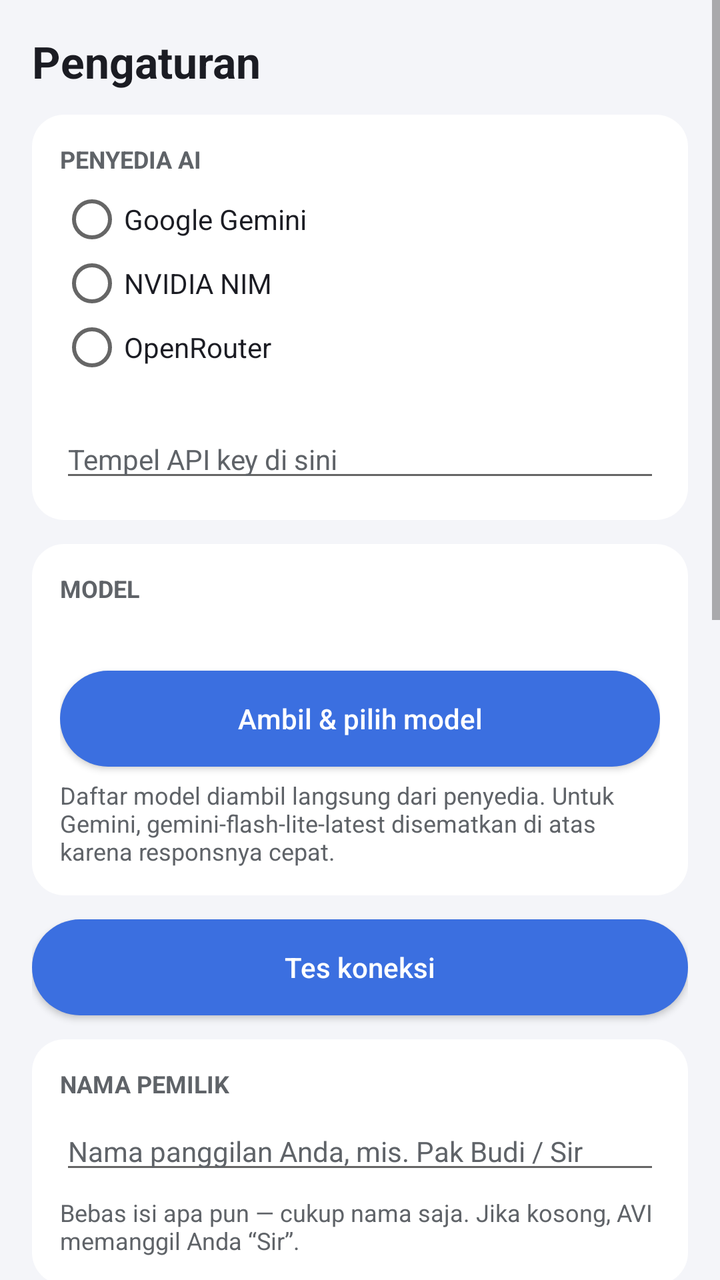
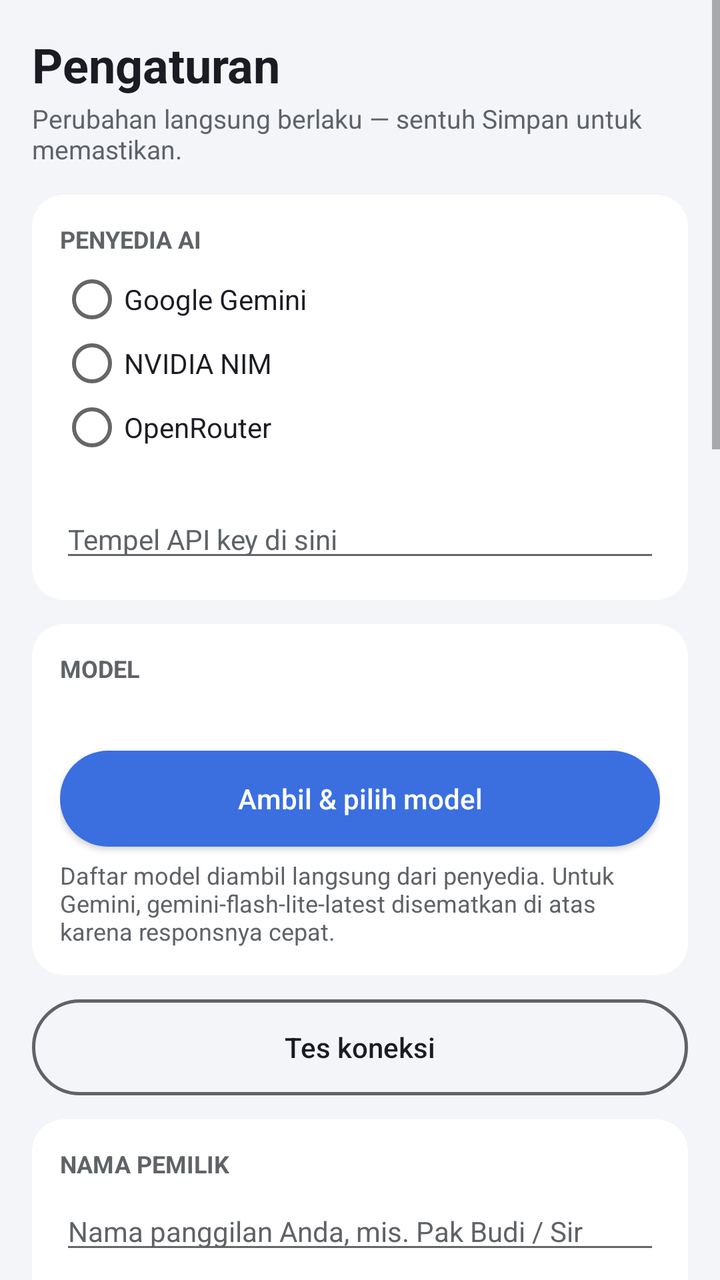

An Android layout rendered at two revisions. The XML below is the earlier revision; the diff shows what the commit changed to produce the second picture.
<!-- AndroidManifest.xml: application theme TemaAVI -->
<!-- res/layout/activity_settings.xml -->
<?xml version="1.0" encoding="utf-8"?>
<ScrollView xmlns:android="http://schemas.android.com/apk/res/android"
    android:layout_width="match_parent" android:layout_height="match_parent"
    android:background="@color/avi_bg"
    android:fillViewport="true">

    <LinearLayout
        android:layout_width="match_parent" android:layout_height="wrap_content"
        android:orientation="vertical"
        android:padding="16dp">

        <TextView
            android:layout_width="wrap_content" android:layout_height="wrap_content"
            android:text="Pengaturan" android:textColor="@color/avi_teks"
            android:textSize="22sp" android:textStyle="bold"
            android:paddingBottom="12dp"/>

        
        <LinearLayout style="@style/KartuSetting">
            <TextView style="@style/JudulKartu" android:text="Penyedia AI"/>
            <RadioGroup
                android:id="@+id/rgPenyedia"
                android:layout_width="match_parent" android:layout_height="wrap_content">
                <RadioButton android:id="@+id/rbGemini" style="@style/PilihanSetting" android:text="Google Gemini"/>
                <RadioButton android:id="@+id/rbNvidia" style="@style/PilihanSetting" android:text="NVIDIA NIM"/>
                <RadioButton android:id="@+id/rbOpenrouter" style="@style/PilihanSetting" android:text="OpenRouter"/>
            </RadioGroup>
            <TextView
                android:id="@+id/tvPetunjukKey"
                android:layout_width="match_parent" android:layout_height="wrap_content"
                android:textColor="@color/avi_teks_samping" android:textSize="12sp"
                android:paddingTop="6dp"/>
            <EditText
                android:id="@+id/etKey"
                android:layout_width="match_parent" android:layout_height="wrap_content"
                android:hint="Tempel API key di sini"
                android:textColor="@color/avi_teks"
                android:textColorHint="@color/avi_teks_samping"
                android:textSize="14sp"
                android:inputType="text"
                android:maxLines="3"
                android:paddingTop="8dp"/>
        </LinearLayout>

        
        <LinearLayout style="@style/KartuSetting">
            <TextView style="@style/JudulKartu" android:text="Model"/>
            <TextView
                android:id="@+id/tvModel"
                android:layout_width="match_parent" android:layout_height="wrap_content"
                android:textColor="@color/avi_teks" android:textSize="14sp"/>
            <Button
                android:id="@+id/bModel"
                android:layout_width="match_parent" android:layout_height="wrap_content"
                android:layout_marginTop="8dp"
                android:text="Ambil &amp; pilih model"
                android:textAllCaps="false"
                android:background="@drawable/btn_primary"
                android:textColor="#FFFFFF"/>
            <TextView
                android:layout_width="match_parent" android:layout_height="wrap_content"
                android:textColor="@color/avi_teks_samping" android:textSize="12sp"
                android:paddingTop="6dp"
                android:text="Daftar model diambil langsung dari penyedia. Untuk Gemini, gemini-flash-lite-latest disematkan di atas karena responsnya cepat."/>
        </LinearLayout>

        <Button
            android:id="@+id/bTes"
            android:layout_width="match_parent" android:layout_height="wrap_content"
            android:text="Tes koneksi"
            android:textAllCaps="false"
            android:background="@drawable/btn_primary"
            android:textColor="#FFFFFF"
            android:layout_marginBottom="12dp"/>

        
        <LinearLayout style="@style/KartuSetting">
            <TextView style="@style/JudulKartu" android:text="Nama pemilik"/>
            <EditText
                android:id="@+id/etNamaPemilik"
                android:layout_width="match_parent" android:layout_height="wrap_content"
                android:hint="@string/hint_nama_pemilik"
                android:textColor="@color/avi_teks"
                android:textColorHint="@color/avi_teks_samping"
                android:textSize="14sp"
                android:inputType="textPersonName|textCapWords"
                android:maxLines="1"/>
            <TextView
                android:layout_width="match_parent" android:layout_height="wrap_content"
                android:textColor="@color/avi_teks_samping" android:textSize="12sp"
                android:paddingTop="6dp"
                android:text="Bebas isi apa pun — cukup nama saja. Jika kosong, AVI memanggil Anda \u201CSir\u201D."/>
        </LinearLayout>

        
        <LinearLayout style="@style/KartuSetting">
            <TextView style="@style/JudulKartu" android:text="Tampilan"/>
            <RadioGroup
                android:id="@+id/rgTema"
                android:layout_width="match_parent" android:layout_height="wrap_content"
                android:orientation="horizontal">
                <RadioButton android:id="@+id/rbCerah" style="@style/PilihanSetting"
                    android:layout_weight="1" android:text="Cerah"/>
                <RadioButton android:id="@+id/rbGelap" style="@style/PilihanSetting"
                    android:layout_weight="1" android:text="Gelap"/>
            </RadioGroup>
            <TextView style="@style/JudulKartu" android:paddingTop="10dp" android:text="Warna aksen"/>
            <RadioGroup
                android:id="@+id/rgAksen"
                android:layout_width="match_parent" android:layout_height="wrap_content"
                android:orientation="horizontal">
                <RadioButton android:id="@+id/rbABiru" style="@style/PilihanSetting"
                    android:layout_weight="1" android:text="Biru"/>
                <RadioButton android:id="@+id/rbAHijau" style="@style/PilihanSetting"
                    android:layout_weight="1" android:text="Hijau"/>
                <RadioButton android:id="@+id/rbAUngu" style="@style/PilihanSetting"
                    android:layout_weight="1" android:text="Ungu"/>
                <RadioButton android:id="@+id/rbAOranye" style="@style/PilihanSetting"
                    android:layout_weight="1" android:text="Oranye"/>
            </RadioGroup>
        </LinearLayout>

        
        <LinearLayout style="@style/KartuSetting">
            <TextView style="@style/JudulKartu" android:text="Suara"/>
            <Switch
                android:id="@+id/swTts"
                android:layout_width="match_parent" android:layout_height="wrap_content"
                android:text="Bacakan balasan AVI (TTS)"
                android:textColor="@color/avi_teks" android:textSize="14sp"
                android:paddingBottom="6dp"/>
            <TextView
                android:id="@+id/tvRate"
                android:layout_width="match_parent" android:layout_height="wrap_content"
                android:textColor="@color/avi_teks_samping" android:textSize="12sp"/>
            <SeekBar
                android:id="@+id/sbRate"
                android:layout_width="match_parent" android:layout_height="wrap_content"
                android:max="100"/>
        </LinearLayout>

        
        <LinearLayout style="@style/KartuSetting">
            <TextView style="@style/JudulKartu" android:text="Asisten perangkat"/>
            <TextView
                android:id="@+id/tvAsistenStatus"
                android:layout_width="match_parent" android:layout_height="wrap_content"
                android:textColor="@color/avi_teks" android:textSize="14sp"
                android:paddingBottom="8dp"/>
            <Button
                android:id="@+id/bAsisten"
                android:layout_width="match_parent" android:layout_height="wrap_content"
                android:text="Jadikan AVI asisten perangkat"
                android:textAllCaps="false"
                android:background="@drawable/btn_primary"
                android:textColor="#FFFFFF"/>
            <TextView
                android:layout_width="match_parent" android:layout_height="wrap_content"
                android:textColor="@color/avi_teks_samping" android:textSize="12sp"
                android:paddingTop="6dp"
                android:text="Setelah AVI terpilih, tahan tombol home di layar mana pun (navigasi gestur: sapu dari sudut kiri/kanan bawah) — kartu obrolan transparan AVI muncul di atas aplikasi, seperti Google Assistant. Pemicu dipegang sistem Android: tidak ada layanan latar, baterai tetap aman."/>
        </LinearLayout>

        <Button
            android:id="@+id/bBersihkan"
            android:layout_width="match_parent" android:layout_height="wrap_content"
            android:text="Bersihkan riwayat chat"
            android:textAllCaps="false"
            android:layout_marginBottom="12dp"/>

        <TextView
            android:layout_width="match_parent" android:layout_height="wrap_content"
            android:text="@string/versi"
            android:textColor="@color/avi_teks_samping" android:textSize="12sp"
            android:paddingBottom="24dp"/>
    </LinearLayout>
</ScrollView>
<!-- resources referenced by this layout -->
<resources>
  <color name="avi_bg">#F4F5F9</color>
  <color name="avi_teks">#1B1C23</color>
  <color name="avi_teks_samping">#5F6368</color>
  <!-- drawable btn_primary (drawable) -->
  <?xml version="1.0" encoding="utf-8"?>
  <shape xmlns:android="http://schemas.android.com/apk/res/android"
      android:shape="rectangle">
      <corners android:radius="24dp"/>
      <solid android:color="@color/aksen"/>
  </shape>
  <string name="hint_nama_pemilik">Nama panggilan Anda, mis. Pak Budi / Sir</string>
  <string name="versi">AVI v1.1 — Mode Live free-flowing (hening = AVI tidur) + asisten perangkat: tahan tombol home untuk memanggil AVI di atas aplikasi mana pun. Asisten pribadi Android native, tanpa server perantara; otak AI memakai API key milik Anda.</string>
  <style name="JudulKartu">
          <item name="android:layout_width">wrap_content</item>
          <item name="android:layout_height">wrap_content</item>
          <item name="android:textColor">@color/avi_teks_samping</item>
          <item name="android:textSize">12sp</item>
          <item name="android:textStyle">bold</item>
          <item name="android:textAllCaps">true</item>
          <item name="android:paddingBottom">6dp</item>
      </style>
  <style name="KartuSetting">
          <item name="android:layout_width">match_parent</item>
          <item name="android:layout_height">wrap_content</item>
          <item name="android:orientation">vertical</item>
          <item name="android:background">@drawable/card_settings</item>
          <item name="android:padding">14dp</item>
          <item name="android:layout_marginBottom">12dp</item>
      </style>
  <style name="PilihanSetting">
          <item name="android:layout_width">match_parent</item>
          <item name="android:layout_height">wrap_content</item>
          <item name="android:textColor">@color/avi_teks</item>
          <item name="android:textSize">14sp</item>
          <item name="android:paddingTop">4dp</item>
          <item name="android:paddingBottom">4dp</item>
      </style>
  <style name="TemaAVI" parent="android:Theme.Material.Light.NoActionBar">
          <item name="android:statusBarColor">@color/status_bar</item>
          <item name="android:windowBackground">@color/avi_bg</item>
          <item name="android:windowLightStatusBar">true</item>
      </style>
  <color name="aksen">#3B6FE0</color>
  <!-- drawable card_settings (drawable) -->
  <?xml version="1.0" encoding="utf-8"?>
  <shape xmlns:android="http://schemas.android.com/apk/res/android"
      android:shape="rectangle">
      <corners android:radius="16dp"/>
      <solid android:color="@color/avi_card"/>
  </shape>
  <color name="status_bar">#F4F5F9</color>
  <color name="avi_card">#FFFFFF</color>
</resources>

<!-- the commit's change to res/layout/activity_settings.xml (unified diff, before → after) -->
@@ -12,8 +12,13 @@
         <TextView
             android:layout_width="wrap_content" android:layout_height="wrap_content"
             android:text="Pengaturan" android:textColor="@color/avi_teks"
-            android:textSize="22sp" android:textStyle="bold"
-            android:paddingBottom="12dp"/>
+            android:textSize="24sp" android:textStyle="bold"
+            android:paddingBottom="2dp"/>
+        <TextView
+            android:layout_width="wrap_content" android:layout_height="wrap_content"
+            android:text="Perubahan langsung berlaku — sentuh Simpan untuk memastikan."
+            android:textColor="@color/avi_teks_samping" android:textSize="13sp"
+            android:paddingBottom="14dp"/>
 
         
         <LinearLayout style="@style/KartuSetting">
@@ -69,8 +74,8 @@
             android:layout_width="match_parent" android:layout_height="wrap_content"
             android:text="Tes koneksi"
             android:textAllCaps="false"
-            android:background="@drawable/btn_primary"
-            android:textColor="#FFFFFF"
+            android:background="@drawable/btn_secondary"
+            android:textColor="@color/avi_teks"
             android:layout_marginBottom="12dp"/>
 
         
@@ -137,6 +142,63 @@
                 android:id="@+id/sbRate"
                 android:layout_width="match_parent" android:layout_height="wrap_content"
                 android:max="100"/>
+            <Button
+                android:id="@+id/bSuara"
+                android:layout_width="match_parent" android:layout_height="wrap_content"
+                android:layout_marginTop="6dp"
+                android:text="Pilih suara TTS"
+                android:textAllCaps="false"
+                android:background="@drawable/btn_secondary"
+                android:textColor="@color/avi_teks"/>
+            <TextView
+                android:id="@+id/tvSuara"
+                android:layout_width="match_parent" android:layout_height="wrap_content"
+                android:textColor="@color/avi_teks_samping" android:textSize="12sp"
+                android:paddingTop="6dp"/>
+        </LinearLayout>
+
+        
+        <LinearLayout style="@style/KartuSetting">
+            <TextView style="@style/JudulKartu" android:text="Mode Live"/>
+            <TextView
+                android:layout_width="match_parent" android:layout_height="wrap_content"
+                android:textColor="@color/avi_teks_samping" android:textSize="12sp"
+                android:paddingBottom="4dp"
+                android:text="Berapa lama obrolan boleh hening sebelum AVI pamit dan tidur."/>
+            <RadioGroup
+                android:id="@+id/rgHening"
+                android:layout_width="match_parent" android:layout_height="wrap_content"
+                android:orientation="horizontal">
+                <RadioButton android:id="@+id/rbH5" style="@style/PilihanSetting"
+                    android:layout_weight="1" android:text="5 dtk"/>
+                <RadioButton android:id="@+id/rbH8" style="@style/PilihanSetting"
+                    android:layout_weight="1" android:text="8 dtk"/>
+                <RadioButton android:id="@+id/rbH12" style="@style/PilihanSetting"
+                    android:layout_weight="1" android:text="12 dtk"/>
+                <RadioButton android:id="@+id/rbH15" style="@style/PilihanSetting"
+                    android:layout_weight="1" android:text="15 dtk"/>
+            </RadioGroup>
+        </LinearLayout>
+
+        
+        <LinearLayout style="@style/KartuSetting">
+            <TextView style="@style/JudulKartu" android:text="Daya ingat AI"/>
+            <TextView
+                android:layout_width="match_parent" android:layout_height="wrap_content"
+                android:textColor="@color/avi_teks_samping" android:textSize="12sp"
+                android:paddingBottom="4dp"
+                android:text="Berapa pesan terakhir yang ikut jadi konteks jawaban. Semakin besar, semakin paham — tapi lebih boros kuota API."/>
+            <RadioGroup
+                android:id="@+id/rgIngat"
+                android:layout_width="match_parent" android:layout_height="wrap_content"
+                android:orientation="horizontal">
+                <RadioButton android:id="@+id/rbIngat10" style="@style/PilihanSetting"
+                    android:layout_weight="1" android:text="10"/>
+                <RadioButton android:id="@+id/rbIngat20" style="@style/PilihanSetting"
+                    android:layout_weight="1" android:text="20"/>
+                <RadioButton android:id="@+id/rbIngat50" style="@style/PilihanSetting"
+                    android:layout_weight="1" android:text="50"/>
+            </RadioGroup>
         </LinearLayout>
 
         
@@ -158,14 +220,26 @@
                 android:layout_width="match_parent" android:layout_height="wrap_content"
                 android:textColor="@color/avi_teks_samping" android:textSize="12sp"
                 android:paddingTop="6dp"
-                android:text="Setelah AVI terpilih, tahan tombol home di layar mana pun (navigasi gestur: sapu dari sudut kiri/kanan bawah) — kartu obrolan transparan AVI muncul di atas aplikasi, seperti Google Assistant. Pemicu dipegang sistem Android: tidak ada layanan latar, baterai tetap aman."/>
-        </LinearLayout>
+                android:text="Setelah AVI terpilih, tahan tombol home di layar mana pun (navigasi gestur: sapu dari sudut kiri/kanan bawah) — kartu obrolan transparan AVI muncul di atas aplikasi, seperti Google Assistant. Pemicu dipegang sistem Android: tidak ada layanan latar, baterai tetap aman. Jika AVI belum muncul dalam daftarnya, reboot HP lalu buka lagi."/>
+        </LinearLayout>
+
+        <Button
+            android:id="@+id/bSimpan"
+            android:layout_width="match_parent" android:layout_height="wrap_content"
+            android:text="Simpan pengaturan"
+            android:textAllCaps="false"
+            android:textSize="15sp"
+            android:background="@drawable/btn_primary"
+            android:textColor="#FFFFFF"
+            android:layout_marginBottom="10dp"/>
 
         <Button
             android:id="@+id/bBersihkan"
             android:layout_width="match_parent" android:layout_height="wrap_content"
             android:text="Bersihkan riwayat chat"
             android:textAllCaps="false"
+            android:background="@drawable/btn_secondary"
+            android:textColor="@color/avi_teks"
             android:layout_marginBottom="12dp"/>
 
         <TextView
<!-- resource entries referenced after the edit -->
@@ -10,8 +10,16 @@
       <corners android:radius="24dp"/>
       <solid android:color="@color/aksen"/>
   </shape>
+  <!-- drawable btn_secondary (drawable) -->
+  <?xml version="1.0" encoding="utf-8"?>
+  <shape xmlns:android="http://schemas.android.com/apk/res/android"
+      android:shape="rectangle">
+      <corners android:radius="24dp"/>
+      <solid android:color="#00000000"/>
+      <stroke android:width="1.5dp" android:color="@color/avi_teks_samping"/>
+  </shape>
   <string name="hint_nama_pemilik">Nama panggilan Anda, mis. Pak Budi / Sir</string>
-  <string name="versi">AVI v1.1 — Mode Live free-flowing (hening = AVI tidur) + asisten perangkat: tahan tombol home untuk memanggil AVI di atas aplikasi mana pun. Asisten pribadi Android native, tanpa server perantara; otak AI memakai API key milik Anda.</string>
+  <string name="versi">AVI v1.1 — Mode Live free-flowing (hening = AVI tidur, durasi bisa diatur) + asisten perangkat: tahan tombol home untuk memanggil AVI di atas aplikasi mana pun. Ikon adaptif orb, pengaturan diperluas (suara TTS, daya ingat AI). Asisten pribadi Android native, tanpa server perantara; otak AI memakai API key milik Anda.</string>
   <style name="JudulKartu">
           <item name="android:layout_width">wrap_content</item>
           <item name="android:layout_height">wrap_content</item>
